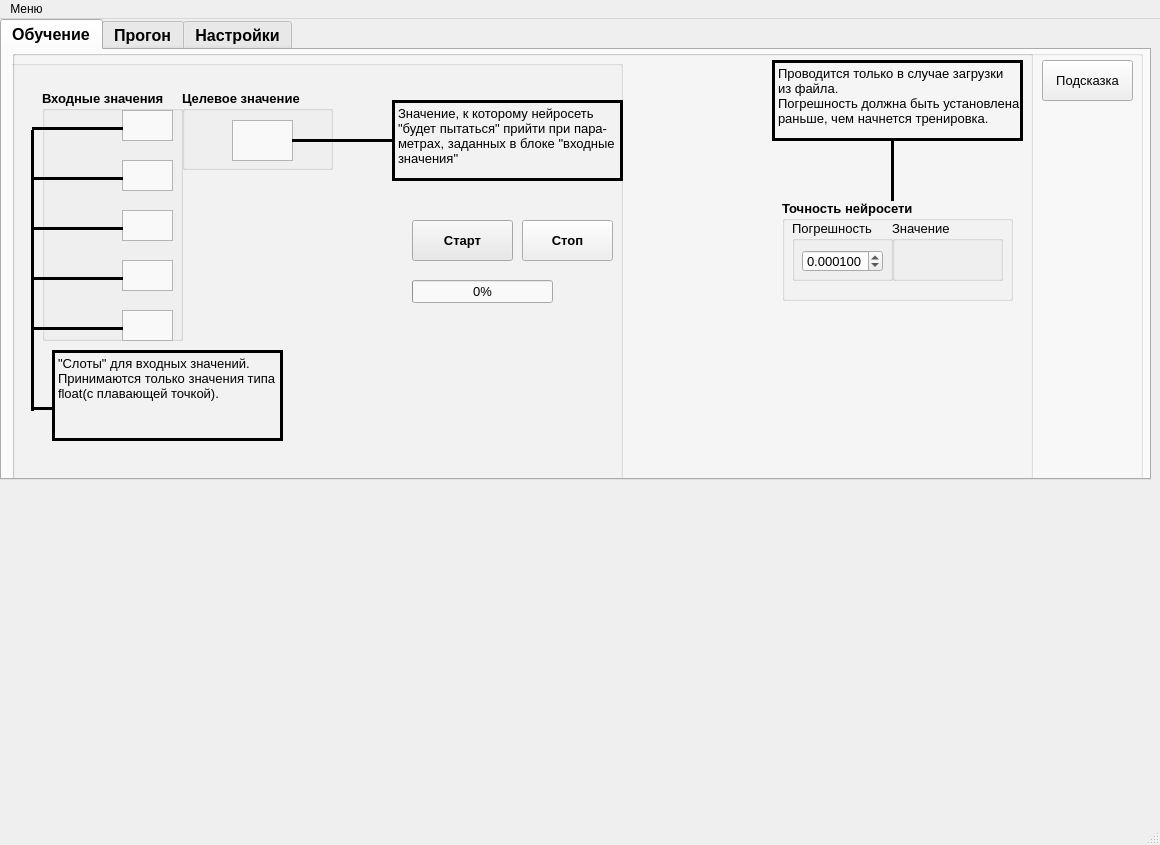
First picture: the form in uixml/shield.ui, repository ILTZ/NNGUI, before the edit.
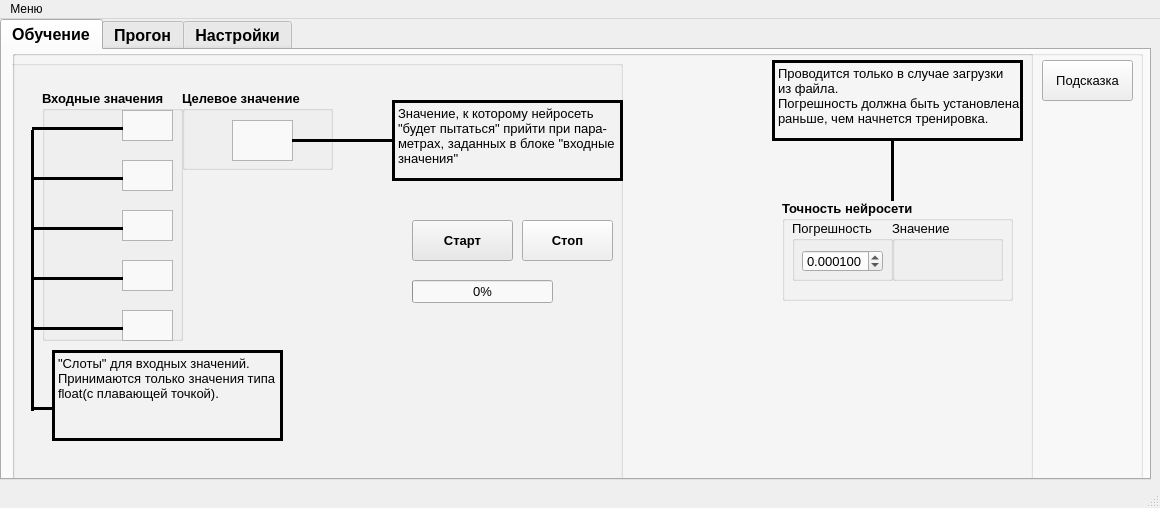
Second picture: the form after the edit. Icons and pictures are not drawn.

```diff
--- a/uixml/shield.ui
+++ b/uixml/shield.ui
@@ -7,7 +7,7 @@
     <x>0</x>
     <y>0</y>
     <width>1160</width>
-    <height>845</height>
+    <height>508</height>
    </rect>
   </property>
   <property name="windowTitle">
```
Left out of the diff: 4 changed lines with no effect on the pictures.
